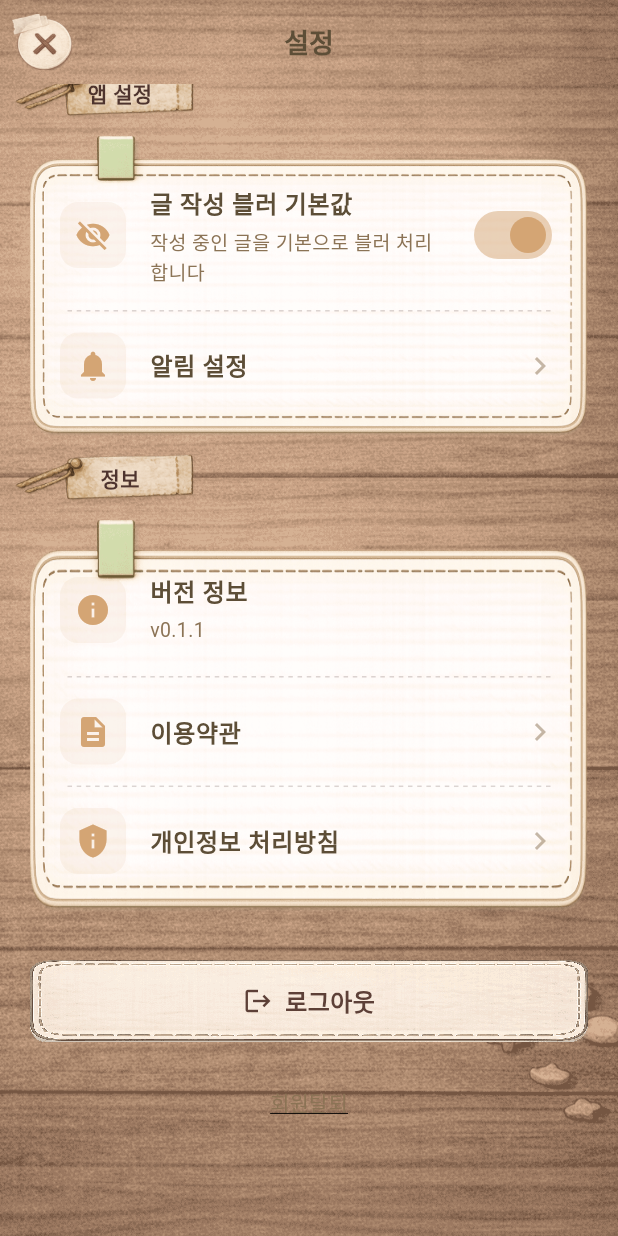
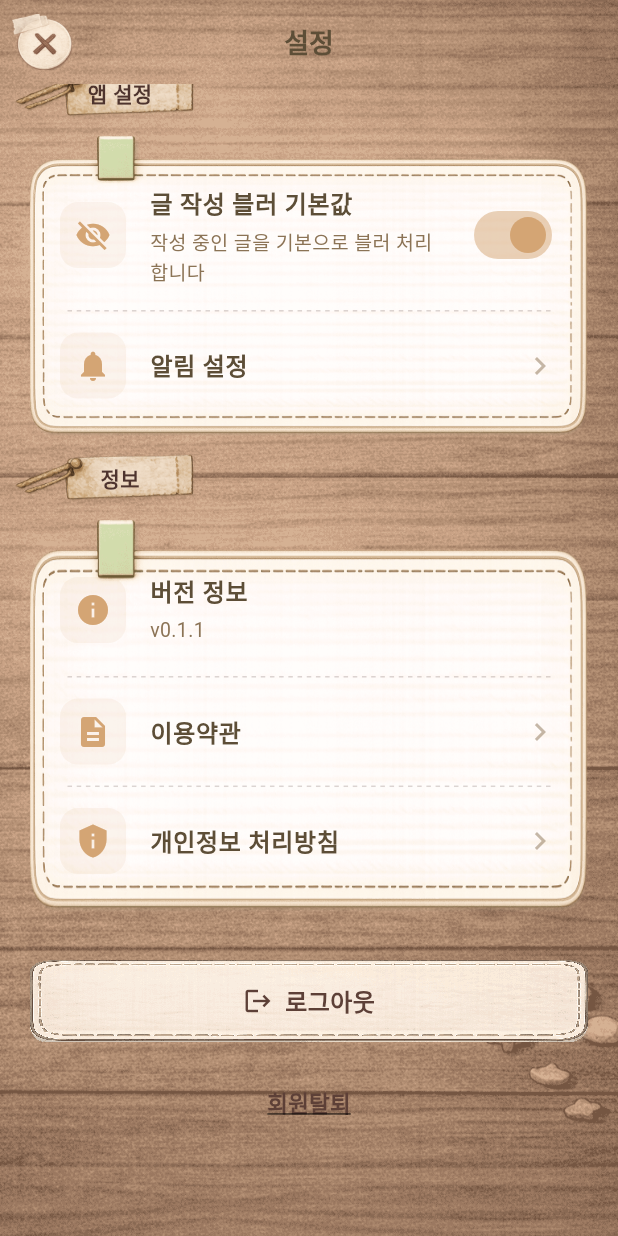
Before and after one commit to stlim1025/MorningMate, a Flutter app: the SettingsScreen screen opened by its route, scrolled down 576 dp, on a phone screen of 412 x 824 dp. Run offline on Flutter 3.47's test engine with Material 3 defaults, Android fonts, the phone set to English and light mode, and no system bars; our stand-ins replace cloud_firestore, cloud_functions, confetti, firebase_auth, firebase_core, firebase_messaging and 9 more; missing offline and left inert: alarm, encrypt, firebase_data_connect; accounts and stored records are empty; Roboto replaces fonts that are missing (BMJUA, Pretendard); statements that could not run were skipped; project files that could hold a hidden picture were left out.

Commit message:
Fix : ios 하단 탭 위치 수정

```diff
--- a/lib/features/archive/screens/archive_screen.dart
+++ b/lib/features/archive/screens/archive_screen.dart
@@ -1,3 +1,4 @@
+import 'dart:io';
 import 'package:flutter/material.dart';
 import 'package:provider/provider.dart';
 import 'package:go_router/go_router.dart';
@@ -114,9 +115,7 @@ class _ArchiveScreenState extends State<ArchiveScreen> {
 
                         // 일기 작성 정보 (캘린더)
                         _buildCalendarSection(context, colorScheme),
-                        const SizedBox(
-                            height:
-                                70), // Reduced from 100 to let content sit lower
+                        SizedBox(height: Platform.isIOS ? 120 : 70),
                       ],
                     ),
                   ),
--- a/lib/features/settings/screens/settings_screen.dart
+++ b/lib/features/settings/screens/settings_screen.dart
@@ -602,9 +602,11 @@ class _SettingsScreenState extends State<SettingsScreen> {
         child: Text(
           '회원탈퇴',
           style: TextStyle(
-            color: colorScheme.textSecondary,
+            color: const Color(0xFF5D4037),
             decoration: TextDecoration.underline,
-            fontSize: 14,
+            fontSize: 15,
+            fontWeight: FontWeight.bold,
+            fontFamily: 'BMJUA',
           ),
         ),
       ),
```
Also changed, not shown: lib/features/common/widgets/custom_bottom_navigation_bar.dart (+7 -3 lines).
